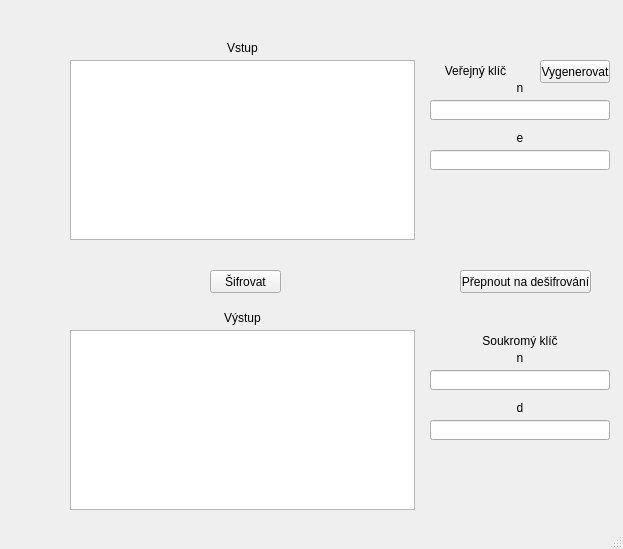
Qt form dialog.ui (FAIKRYHB/rsa) before a commit.
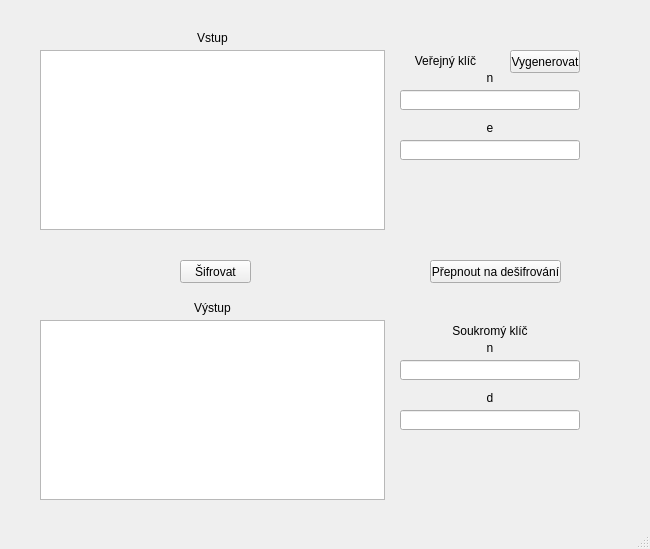
The same form after that commit.

The edit to the form file:
```diff
--- a/dialog.ui
+++ b/dialog.ui
@@ -6,7 +6,7 @@
    <rect>
     <x>0</x>
     <y>0</y>
-    <width>623</width>
+    <width>650</width>
     <height>549</height>
    </rect>
   </property>
@@ -17,8 +17,8 @@
    <widget class="QPushButton" name="SifDesif">
     <property name="geometry">
      <rect>
-      <x>210</x>
-      <y>270</y>
+      <x>180</x>
+      <y>260</y>
       <width>71</width>
       <height>23</height>
      </rect>
@@ -30,8 +30,8 @@
    <widget class="QPlainTextEdit" name="Input">
     <property name="geometry">
      <rect>
-      <x>70</x>
-      <y>60</y>
+      <x>40</x>
+      <y>50</y>
       <width>345</width>
       <height>180</height>
      </rect>
@@ -40,8 +40,8 @@
    <widget class="QTextBrowser" name="Output">
     <property name="geometry">
      <rect>
-      <x>70</x>
-      <y>330</y>
+      <x>40</x>
+      <y>320</y>
       <width>345</width>
       <height>180</height>
      </rect>
@@ -50,8 +50,8 @@
    <widget class="QPushButton" name="SwitchSifDes">
     <property name="geometry">
      <rect>
-      <x>460</x>
-      <y>270</y>
+      <x>430</x>
+      <y>260</y>
       <width>131</width>
       <height>23</height>
      </rect>
@@ -63,8 +63,8 @@
    <widget class="QLineEdit" name="keyN">
     <property name="geometry">
      <rect>
-      <x>430</x>
-      <y>100</y>
+      <x>400</x>
+      <y>90</y>
       <width>180</width>
       <height>20</height>
      </rect>
@@ -79,8 +79,8 @@
    <widget class="QLineEdit" name="keyD">
     <property name="geometry">
      <rect>
-      <x>430</x>
-      <y>150</y>
+      <x>400</x>
+      <y>140</y>
       <width>180</width>
       <height>20</height>
      </rect>
@@ -95,8 +95,8 @@
    <widget class="QPushButton" name="randomKey">
     <property name="geometry">
      <rect>
-      <x>540</x>
-      <y>60</y>
+      <x>510</x>
+      <y>50</y>
       <width>70</width>
       <height>23</height>
      </rect>
@@ -108,8 +108,8 @@
    <widget class="QLabel" name="label_InKey">
     <property name="geometry">
      <rect>
-      <x>430</x>
-      <y>60</y>
+      <x>400</x>
+      <y>50</y>
       <width>91</width>
       <height>21</height>
      </rect>
@@ -124,8 +124,8 @@
    <widget class="QLineEdit" name="OUTkeyN">
     <property name="geometry">
      <rect>
-      <x>430</x>
-      <y>370</y>
+      <x>400</x>
+      <y>360</y>
       <width>180</width>
       <height>20</height>
      </rect>
@@ -140,8 +140,8 @@
    <widget class="QLineEdit" name="keyD_2">
     <property name="geometry">
      <rect>
-      <x>430</x>
-      <y>420</y>
+      <x>400</x>
+      <y>410</y>
       <width>180</width>
       <height>20</height>
      </rect>
@@ -156,8 +156,8 @@
    <widget class="QLabel" name="label_OutKey">
     <property name="geometry">
      <rect>
-      <x>430</x>
-      <y>330</y>
+      <x>400</x>
+      <y>320</y>
       <width>180</width>
       <height>21</height>
      </rect>
@@ -172,8 +172,8 @@
    <widget class="QLabel" name="label_n">
     <property name="geometry">
      <rect>
-      <x>430</x>
-      <y>80</y>
+      <x>400</x>
+      <y>70</y>
       <width>180</width>
       <height>16</height>
      </rect>
@@ -188,8 +188,8 @@
    <widget class="QLabel" name="label_InDE">
     <property name="geometry">
      <rect>
-      <x>430</x>
-      <y>130</y>
+      <x>400</x>
+      <y>120</y>
       <width>180</width>
       <height>16</height>
      </rect>
@@ -204,8 +204,8 @@
    <widget class="QLabel" name="label_OutDE">
     <property name="geometry">
      <rect>
-      <x>430</x>
-      <y>400</y>
+      <x>400</x>
+      <y>390</y>
       <width>180</width>
       <height>16</height>
      </rect>
@@ -220,8 +220,8 @@
    <widget class="QLabel" name="label_n_2">
     <property name="geometry">
      <rect>
-      <x>430</x>
-      <y>350</y>
+      <x>400</x>
+      <y>340</y>
       <width>180</width>
       <height>16</height>
      </rect>
@@ -236,8 +236,8 @@
    <widget class="QLabel" name="label">
     <property name="geometry">
      <rect>
-      <x>70</x>
-      <y>40</y>
+      <x>40</x>
+      <y>30</y>
       <width>345</width>
       <height>16</height>
      </rect>
@@ -252,8 +252,8 @@
    <widget class="QLabel" name="label_2">
     <property name="geometry">
      <rect>
-      <x>70</x>
-      <y>310</y>
+      <x>40</x>
+      <y>300</y>
       <width>345</width>
       <height>16</height>
      </rect>
```
